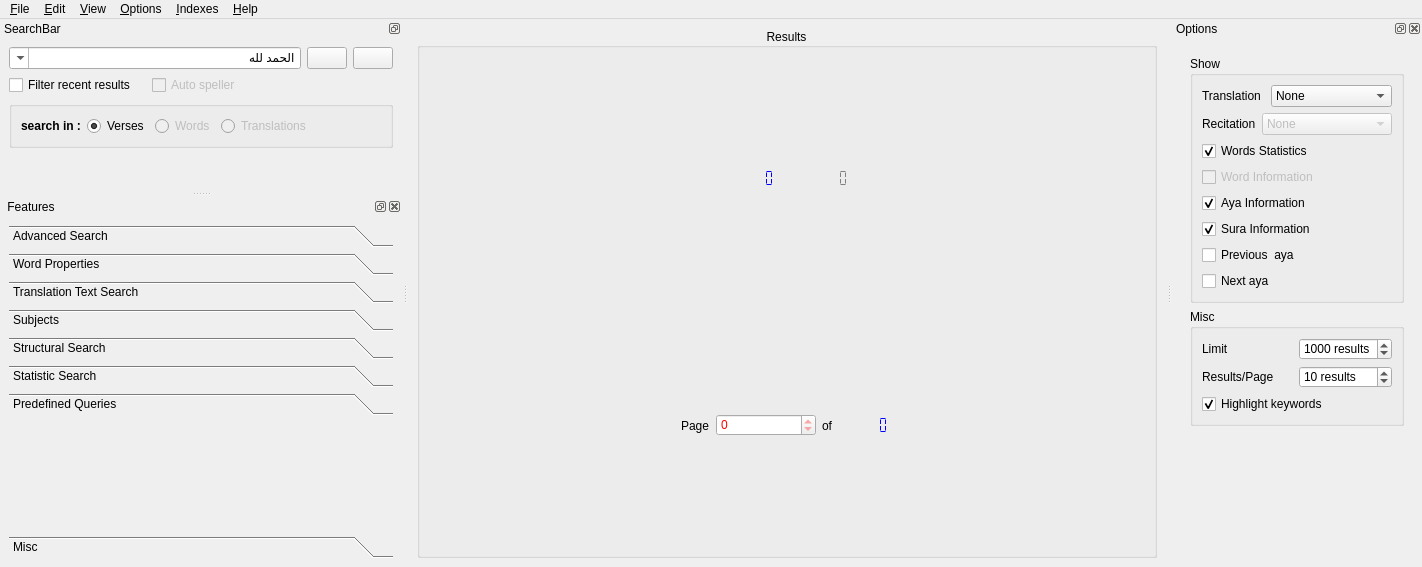
This is src/alfanous-desktop/UI/mainform.ui in Alfanous-team/alfanous as Qt 5 draws it before an edit. The edited form follows.
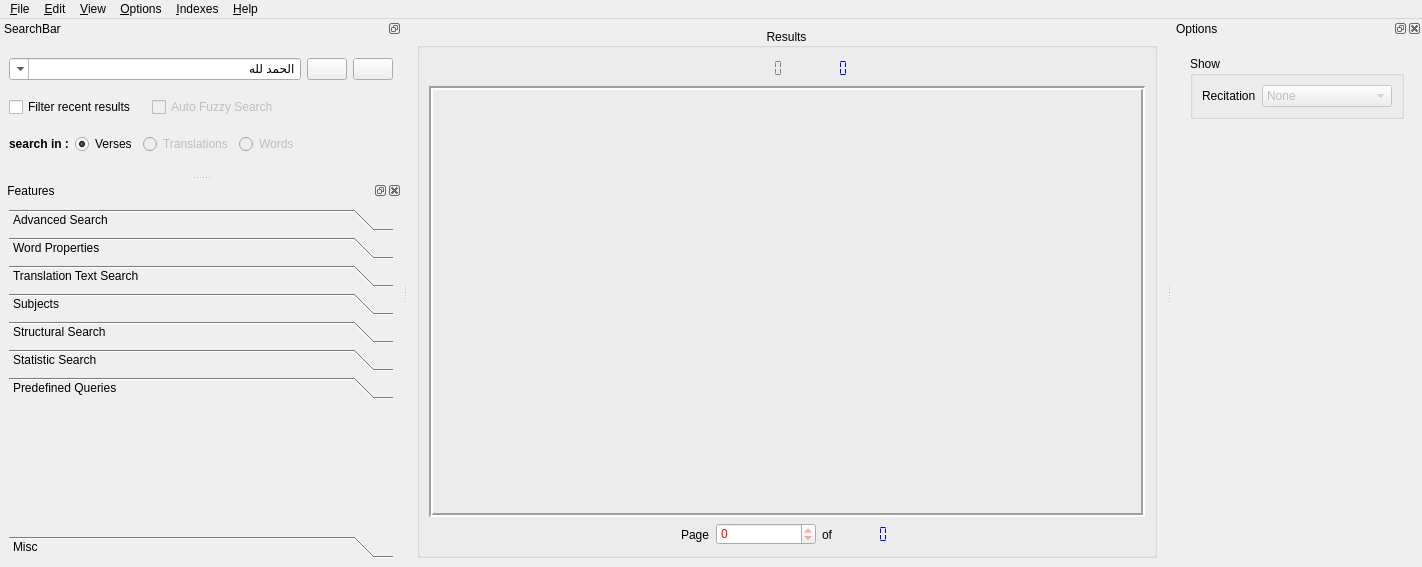
This is the edited form. Icons and pictures are not drawn.

Commit message: migrate Showing, limit, perpage options from panel to menu

Patch:
```diff
--- a/src/alfanous-desktop/UI/mainform.ui
+++ b/src/alfanous-desktop/UI/mainform.ui
@@ -104,6 +104,51 @@
            </property>
           </spacer>
          </item>
+         <item>
+          <layout class="QHBoxLayout" name="horizontalLayout_2">
+           <item>
+            <widget class="QLabel" name="label_3">
+             <property name="sizePolicy">
+              <sizepolicy hsizetype="Fixed" vsizetype="Preferred">
+               <horstretch>0</horstretch>
+               <verstretch>0</verstretch>
+              </sizepolicy>
+             </property>
+             <property name="text">
+              <string/>
+             </property>
+             <property name="pixmap">
+              <pixmap resource="../images/main.qrc">:/resources/edit_clear_history.png</pixmap>
+             </property>
+            </widget>
+           </item>
+           <item>
+            <widget class="QLCDNumber" name="o_time">
+             <property name="styleSheet">
+              <string notr="true">color : gray</string>
+             </property>
+             <property name="frameShape">
+              <enum>QFrame::NoFrame</enum>
+             </property>
+             <property name="smallDecimalPoint">
+              <bool>true</bool>
+             </property>
+             <property name="digitCount">
+              <number>5</number>
+             </property>
+             <property name="segmentStyle">
+              <enum>QLCDNumber::Flat</enum>
+             </property>
+             <property name="value" stdset="0">
+              <double>0.000000000000000</double>
+             </property>
+             <property name="intValue" stdset="0">
+              <number>0</number>
+             </property>
+            </widget>
+           </item>
+          </layout>
+         </item>
          <item>
           <layout class="QHBoxLayout" name="horizontalLayout">
            <item>
@@ -157,52 +202,7 @@
           </layout>
          </item>
          <item>
-          <layout class="QHBoxLayout" name="horizontalLayout_2">
-           <item>
-            <widget class="QLabel" name="label_3">
-             <property name="sizePolicy">
-              <sizepolicy hsizetype="Fixed" vsizetype="Preferred">
-               <horstretch>0</horstretch>
-               <verstretch>0</verstretch>
-              </sizepolicy>
-             </property>
-             <property name="text">
-              <string/>
-             </property>
-             <property name="pixmap">
-              <pixmap resource="../images/main.qrc">:/resources/edit_clear_history.png</pixmap>
-             </property>
-            </widget>
-           </item>
-           <item>
-            <widget class="QLCDNumber" name="o_time">
-             <property name="styleSheet">
-              <string notr="true">color : gray</string>
-             </property>
-             <property name="frameShape">
-              <enum>QFrame::NoFrame</enum>
-             </property>
-             <property name="smallDecimalPoint">
-              <bool>true</bool>
-             </property>
-             <property name="digitCount">
-              <number>5</number>
-             </property>
-             <property name="segmentStyle">
-              <enum>QLCDNumber::Flat</enum>
-             </property>
-             <property name="value" stdset="0">
-              <double>0.000000000000000</double>
-             </property>
-             <property name="intValue" stdset="0">
-              <number>0</number>
-             </property>
-            </widget>
-           </item>
-          </layout>
-         </item>
-         <item>
-          <spacer name="horizontalSpacer_4">
+          <spacer name="horizontalSpacer_11">
            <property name="orientation">
             <enum>Qt::Horizontal</enum>
            </property>
@@ -217,22 +217,64 @@
         </layout>
        </item>
        <item>
-        <layout class="QHBoxLayout" name="horizontalLayout_40">
+        <widget class="QFrame" name="frame0">
+         <property name="sizePolicy">
+          <sizepolicy hsizetype="Preferred" vsizetype="Expanding">
+           <horstretch>0</horstretch>
+           <verstretch>0</verstretch>
+          </sizepolicy>
+         </property>
+         <property name="frameShape">
+          <enum>QFrame::Box</enum>
+         </property>
+         <property name="frameShadow">
+          <enum>QFrame::Sunken</enum>
+         </property>
+         <property name="lineWidth">
+          <number>2</number>
+         </property>
+         <property name="midLineWidth">
+          <number>0</number>
+         </property>
+         <layout class="QHBoxLayout" name="horizontalLayout_28">
+          <property name="spacing">
+           <number>3</number>
+          </property>
+          <property name="leftMargin">
+           <number>3</number>
+          </property>
+          <property name="topMargin">
+           <number>3</number>
+          </property>
+          <property name="rightMargin">
+           <number>3</number>
+          </property>
+          <property name="bottomMargin">
+           <number>3</number>
+          </property>
+          <item>
+           <layout class="QVBoxLayout" name="verticalLayout33"/>
+          </item>
+         </layout>
+        </widget>
+       </item>
+       <item>
+        <layout class="QHBoxLayout" name="horizontalLayout_17">
          <item>
-          <spacer name="horizontalSpacer">
+          <spacer name="horizontalSpacer_6">
            <property name="orientation">
             <enum>Qt::Horizontal</enum>
            </property>
            <property name="sizeHint" stdset="0">
             <size>
-             <width>13</width>
-             <height>17</height>
+             <width>40</width>
+             <height>20</height>
             </size>
            </property>
           </spacer>
          </item>
          <item>
-          <widget class="QLabel" name="label_7">
+          <widget class="QLabel" name="label_32">
            <property name="sizePolicy">
             <sizepolicy hsizetype="Fixed" vsizetype="Preferred">
              <horstretch>0</horstretch>
@@ -267,7 +309,7 @@
           </widget>
          </item>
          <item>
-          <widget class="QLabel" name="label_6">
+          <widget class="QLabel" name="label_38">
            <property name="sizePolicy">
             <sizepolicy hsizetype="Fixed" vsizetype="Preferred">
              <horstretch>0</horstretch>
@@ -311,7 +353,7 @@
           </widget>
          </item>
          <item>
-          <spacer name="horizontalSpacer_2">
+          <spacer name="horizontalSpacer_10">
            <property name="orientation">
             <enum>Qt::Horizontal</enum>
            </property>
@@ -622,38 +664,6 @@
             <string>Show</string>
            </property>
            <layout class="QVBoxLayout" name="verticalLayout_6">
-            <item>
-             <layout class="QHBoxLayout" name="horizontalLayout_28">
-              <item>
-               <widget class="QLabel" name="label_8">
-                <property name="sizePolicy">
-                 <sizepolicy hsizetype="Fixed" vsizetype="Preferred">
-                  <horstretch>0</horstretch>
-                  <verstretch>0</verstretch>
-                 </sizepolicy>
-                </property>
-                <property name="text">
-                 <string>Translation </string>
-                </property>
-                <property name="buddy">
-                 <cstring>o_traduction</cstring>
-                </property>
-               </widget>
-              </item>
-              <item>
-               <widget class="QComboBox" name="o_traduction">
-                <property name="enabled">
-                 <bool>true</bool>
-                </property>
-                <item>
-                 <property name="text">
-                  <string>None</string>
-                 </property>
-                </item>
-               </widget>
-              </item>
-             </layout>
-            </item>
             <item>
              <layout class="QHBoxLayout" name="horizontalLayout_29">
               <item>
@@ -686,205 +696,6 @@
               </item>
              </layout>
             </item>
-            <item>
-             <widget class="QCheckBox" name="o_word_stat">
-              <property name="text">
-               <string>Words Statistics</string>
-              </property>
-              <property name="checked">
-               <bool>true</bool>
-              </property>
-             </widget>
-            </item>
-            <item>
-             <widget class="QCheckBox" name="o_aya_info_2">
-              <property name="enabled">
-               <bool>false</bool>
-              </property>
-              <property name="text">
-               <string>Word Information</string>
-              </property>
-              <property name="checkable">
-               <bool>true</bool>
-              </property>
-              <property name="checked">
-               <bool>false</bool>
-              </property>
-             </widget>
-            </item>
-            <item>
-             <widget class="QCheckBox" name="o_aya_info">
-              <property name="text">
-               <string>Aya Information</string>
-              </property>
-              <property name="checked">
-               <bool>true</bool>
-              </property>
-             </widget>
-            </item>
-            <item>
-             <widget class="QCheckBox" name="o_sura_info">
-              <property name="text">
-               <string>Sura Information</string>
-              </property>
-              <property name="checked">
-               <bool>true</bool>
-              </property>
-             </widget>
-            </item>
-            <item>
-             <widget class="QCheckBox" name="o_prev">
-              <property name="text">
-               <string>Previous  aya</string>
-              </property>
-              <property name="checked">
-               <bool>false</bool>
-              </property>
-             </widget>
-            </item>
-            <item>
-             <widget class="QCheckBox" name="o_suiv">
-              <property name="text">
-               <string>Next aya</string>
-              </property>
-              <property name="checked">
-               <bool>false</bool>
-              </property>
-             </widget>
-            </item>
-           </layout>
-          </widget>
-         </item>
-         <item>
-          <widget class="QGroupBox" name="groupBox_12">
-           <property name="title">
-            <string>Misc</string>
-           </property>
-           <layout class="QVBoxLayout" name="verticalLayout_22">
-            <item>
-             <layout class="QHBoxLayout" name="horizontalLayout_35">
-              <item>
-               <widget class="QLabel" name="label_34">
-                <property name="sizePolicy">
-                 <sizepolicy hsizetype="Expanding" vsizetype="Fixed">
-                  <horstretch>0</horstretch>
-                  <verstretch>0</verstretch>
-                 </sizepolicy>
-                </property>
-                <property name="text">
-                 <string>Limit </string>
-                </property>
-                <property name="buddy">
-                 <cstring>o_perpage</cstring>
-                </property>
-               </widget>
-              </item>
-              <item>
-               <widget class="QSpinBox" name="o_limit">
-                <property name="styleSheet">
-                 <string notr="true"/>
-                </property>
-                <property name="readOnly">
-                 <bool>false</bool>
-                </property>
-                <property name="buttonSymbols">
-                 <enum>QAbstractSpinBox::UpDownArrows</enum>
-                </property>
-                <property name="accelerated">
-                 <bool>true</bool>
-                </property>
-                <property name="keyboardTracking">
-                 <bool>true</bool>
-                </property>
-                <property name="suffix">
-                 <string> results</string>
-                </property>
-                <property name="prefix">
-                 <string/>
-                </property>
-                <property name="minimum">
-                 <number>25</number>
-                </property>
-                <property name="maximum">
-                 <number>6236</number>
-                </property>
-                <property name="singleStep">
-                 <number>25</number>
-                </property>
-                <property name="value">
-                 <number>1000</number>
-                </property>
-               </widget>
-              </item>
-             </layout>
-            </item>
-            <item>
-             <layout class="QHBoxLayout" name="horizontalLayout_36">
-              <item>
-               <widget class="QLabel" name="label">
-                <property name="sizePolicy">
-                 <sizepolicy hsizetype="Expanding" vsizetype="Fixed">
-                  <horstretch>0</horstretch>
-                  <verstretch>0</verstretch>
-                 </sizepolicy>
-                </property>
-                <property name="text">
-                 <string>Results/Page</string>
-                </property>
-                <property name="buddy">
-                 <cstring>o_perpage</cstring>
-                </property>
-               </widget>
-              </item>
-              <item>
-               <widget class="QSpinBox" name="o_perpage">
-                <property name="styleSheet">
-                 <string notr="true"/>
-                </property>
-                <property name="readOnly">
-                 <bool>false</bool>
-                </property>
-                <property name="buttonSymbols">
-                 <enum>QAbstractSpinBox::UpDownArrows</enum>
-                </property>
-                <property name="accelerated">
-                 <bool>true</bool>
-                </property>
-                <property name="keyboardTracking">
-                 <bool>false</bool>
-                </property>
-                <property name="suffix">
-                 <string> results</string>
-                </property>
-                <property name="prefix">
-                 <string/>
-                </property>
-                <property name="minimum">
-                 <number>5</number>
-                </property>
-                <property name="maximum">
-                 <number>6236</number>
-                </property>
-                <property name="singleStep">
-                 <number>5</number>
-                </property>
-                <property name="value">
-                 <number>10</number>
-                </property>
-               </widget>
-              </item>
-             </layout>
-            </item>
-            <item>
-             <widget class="QCheckBox" name="o_highlight">
-              <property name="text">
-               <string>Highlight keywords</string>
-              </property>
-              <property name="checked">
-               <bool>true</bool>
-              </property>
-             </widget>
-            </item>
            </layout>
           </widget>
          </item>
@@ -910,7 +721,7 @@
   </widget>
   <widget class="QDockWidget" name="w_searchbar">
    <property name="sizePolicy">
-    <sizepolicy hsizetype="Expanding" vsizetype="Expanding">
+    <sizepolicy hsizetype="Minimum" vsizetype="Minimum">
      <horstretch>0</horstretch>
      <verstretch>0</verstretch>
     </sizepolicy>
@@ -918,7 +729,7 @@
    <property name="minimumSize">
     <size>
      <width>402</width>
-     <height>172</height>
+     <height>156</height>
     </size>
    </property>
    <property name="maximumSize">
@@ -1088,7 +899,7 @@
           <bool>false</bool>
          </property>
          <property name="text">
-          <string>Auto speller</string>
+          <string>Auto Fuzzy Search</string>
          </property>
         </widget>
        </item>
@@ -1108,85 +919,70 @@
       </layout>
      </item>
      <item>
-      <widget class="QGroupBox" name="groupBox_7">
-       <property name="title">
-        <string/>
-       </property>
-       <property name="flat">
-        <bool>true</bool>
-       </property>
-       <layout class="QHBoxLayout" name="horizontalLayout_34">
-        <item>
-         <widget class="QLabel" name="label_33">
-          <property name="font">
-           <font>
-            <weight>75</weight>
-            <bold>true</bold>
-           </font>
-          </property>
-          <property name="text">
-           <string>search in :</string>
-          </property>
-         </widget>
-        </item>
-        <item>
-         <widget class="QRadioButton" name="o_search_in_ayas">
-          <property name="text">
-           <string>Verses</string>
-          </property>
-          <property name="checked">
-           <bool>true</bool>
-          </property>
-         </widget>
-        </item>
-        <item>
-         <widget class="QRadioButton" name="o_search_in_words">
-          <property name="enabled">
-           <bool>false</bool>
-          </property>
-          <property name="text">
-           <string>Words</string>
-          </property>
-         </widget>
-        </item>
-        <item>
-         <widget class="QRadioButton" name="o_search_in_trads">
-          <property name="enabled">
-           <bool>false</bool>
-          </property>
-          <property name="text">
-           <string>Translations</string>
-          </property>
-         </widget>
-        </item>
-        <item>
-         <spacer name="horizontalSpacer_5">
-          <property name="orientation">
-           <enum>Qt::Horizontal</enum>
-          </property>
-          <property name="sizeHint" stdset="0">
-           <size>
-            <width>40</width>
-            <height>20</height>
-           </size>
-          </property>
-         </spacer>
-        </item>
-       </layout>
-      </widget>
-     </item>
-     <item>
-      <spacer name="verticalSpacer_2">
-       <property name="orientation">
-        <enum>Qt::Vertical</enum>
-       </property>
-       <property name="sizeHint" stdset="0">
-        <size>
-         <width>20</width>
-         <height>10</height>
-        </size>
-       </property>
-      </spacer>
+      <layout class="QHBoxLayout" name="horizontalLayout_8">
+       <item>
+        <widget class="QLabel" name="label_33">
+         <property name="sizePolicy">
+          <sizepolicy hsizetype="Preferred" vsizetype="Minimum">
+           <horstretch>0</horstretch>
+           <verstretch>0</verstretch>
+          </sizepolicy>
+         </property>
+         <property name="font">
+          <font>
+           <weight>75</weight>
+           <bold>true</bold>
+          </font>
+         </property>
+         <property name="text">
+          <string>search in :</string>
+         </property>
+        </widget>
+       </item>
+       <item>
+        <widget class="QRadioButton" name="o_search_in_ayas">
+         <property name="text">
+          <string>Verses</string>
+         </property>
+         <property name="checked">
+          <bool>true</bool>
+         </property>
+        </widget>
+       </item>
+       <item>
+        <widget class="QRadioButton" name="o_search_in_trads">
+         <property name="enabled">
+          <bool>false</bool>
+         </property>
+         <property name="text">
+          <string>Translations</string>
+         </property>
+        </widget>
+       </item>
+       <item>
+        <widget class="QRadioButton" name="o_search_in_words">
+         <property name="enabled">
+          <bool>false</bool>
+         </property>
+         <property name="text">
+          <string>Words</string>
+         </property>
+        </widget>
+       </item>
+       <item>
+        <spacer name="horizontalSpacer_5">
+         <property name="orientation">
+          <enum>Qt::Horizontal</enum>
+         </property>
+         <property name="sizeHint" stdset="0">
+          <size>
+           <width>40</width>
+           <height>20</height>
+          </size>
+         </property>
+        </spacer>
+       </item>
+      </layout>
      </item>
     </layout>
    </widget>
```
Left out of the diff: 161 changed lines with no effect on the pictures. The commit also changes 1 other file.
